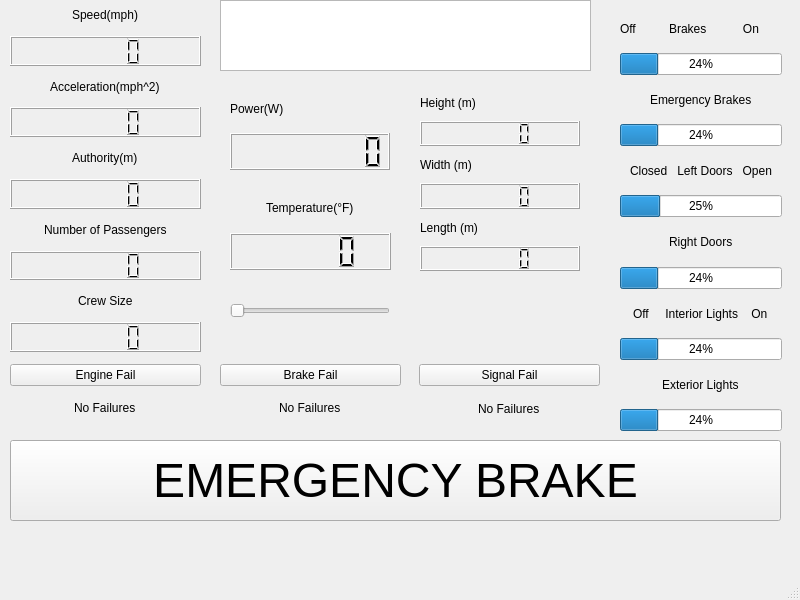
This is TrainModel/trainui.ui in JHarnishfeger/ECE1140_Conductors as Qt 5 draws it before an edit. The edited form follows.
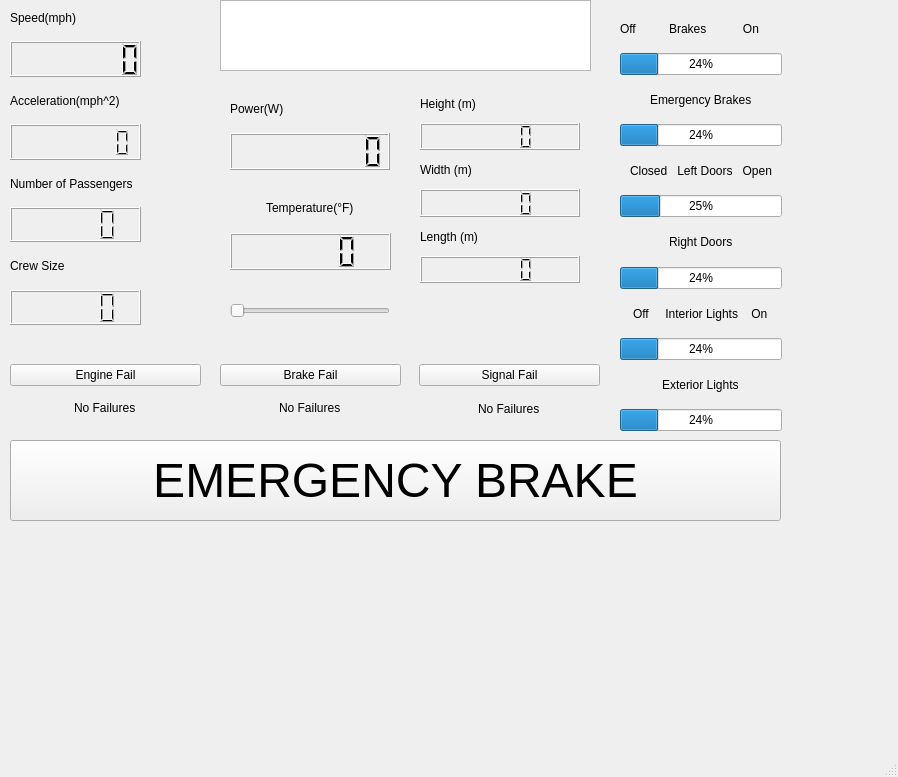
This is the edited form.

Diff of the .ui file:
```diff
--- a/TrainModel/trainui.ui
+++ b/TrainModel/trainui.ui
@@ -6,8 +6,8 @@
    <rect>
     <x>0</x>
     <y>0</y>
-    <width>800</width>
-    <height>600</height>
+    <width>898</width>
+    <height>777</height>
    </rect>
   </property>
   <property name="windowTitle">
@@ -274,12 +274,12 @@
      <rect>
       <x>10</x>
       <y>0</y>
-      <width>191</width>
-      <height>352</height>
+      <width>131</width>
+      <height>325</height>
      </rect>
     </property>
     <layout class="QVBoxLayout" name="verticalLayout_4">
-     <item alignment="Qt::AlignHCenter|Qt::AlignVCenter">
+     <item>
       <widget class="QLabel" name="label_4">
        <property name="text">
         <string>Speed(mph)</string>
@@ -287,9 +287,13 @@
       </widget>
      </item>
      <item>
-      <widget class="QLCDNumber" name="lcdNumber"/>
+      <widget class="QLCDNumber" name="lcdNumber">
+       <property name="digitCount">
+        <number>7</number>
+       </property>
+      </widget>
      </item>
-     <item alignment="Qt::AlignHCenter">
+     <item>
       <widget class="QLabel" name="label_5">
        <property name="text">
         <string>Acceleration(mph^2)</string>
@@ -297,19 +301,16 @@
       </widget>
      </item>
      <item>
-      <widget class="QLCDNumber" name="lcdNumber_2"/>
-     </item>
-     <item alignment="Qt::AlignHCenter">
-      <widget class="QLabel" name="label_6">
-       <property name="text">
-        <string>Authority(m)</string>
+      <widget class="QLCDNumber" name="lcdNumber_2">
+       <property name="smallDecimalPoint">
+        <bool>true</bool>
+       </property>
+       <property name="digitCount">
+        <number>7</number>
        </property>
       </widget>
      </item>
      <item>
-      <widget class="QLCDNumber" name="lcdNumber_3"/>
-     </item>
-     <item alignment="Qt::AlignHCenter">
       <widget class="QLabel" name="label_7">
        <property name="text">
         <string>Number of Passengers</string>
@@ -319,7 +320,7 @@
      <item>
       <widget class="QLCDNumber" name="lcdNumber_4"/>
      </item>
-     <item alignment="Qt::AlignHCenter">
+     <item>
       <widget class="QLabel" name="label_8">
        <property name="text">
         <string>Crew Size</string>
@@ -504,7 +505,7 @@
       <x>420</x>
       <y>90</y>
       <width>160</width>
-      <height>181</height>
+      <height>193</height>
      </rect>
     </property>
     <layout class="QVBoxLayout" name="verticalLayout_8">
```
Left out of the diff: 4 changed lines with no effect on the pictures.
